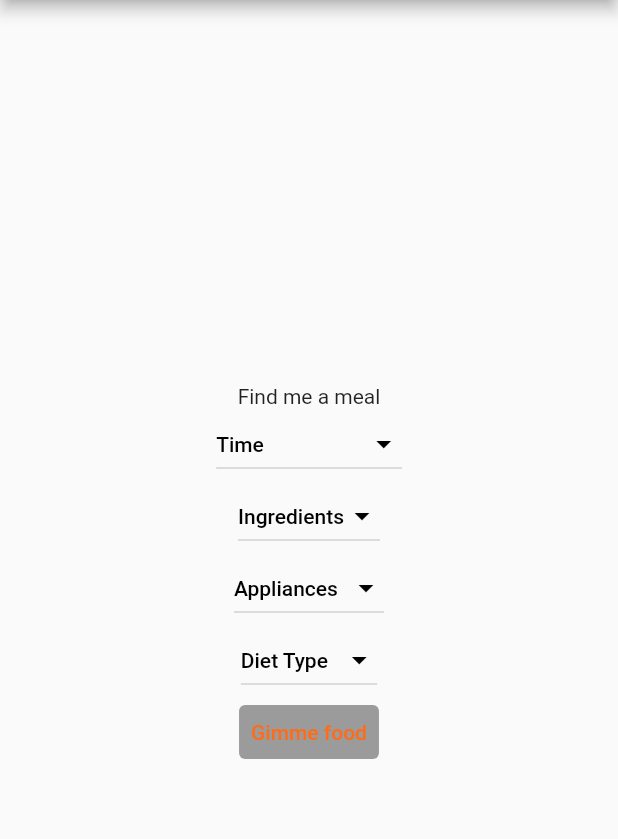
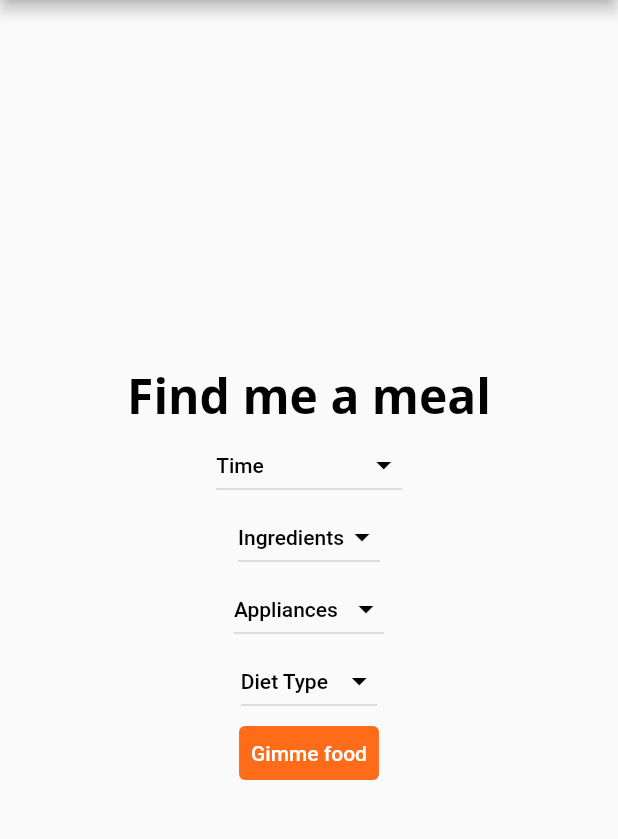
Before and after one commit to patsalcedo/Scrapz, a Flutter app: the screen it shows after launch, on a phone screen of 412 x 824 dp, the part 84-923 px from its top. Run offline on Flutter 3.47's test engine with Material 2 defaults, Android fonts, the phone set to English and light mode, and no system bars; our stand-ins replace fluttertoast, google_fonts.

```diff
--- a/lib/main.dart
+++ b/lib/main.dart
@@ -3,13 +3,15 @@ import 'package:scrapz/themes/scrapz_theme.dart';
 import 'package:scrapz/tinder_homepage.dart';
 import 'package:provider/provider.dart';
 import 'package:scrapz/provider/card_provider.dart';
+import 'themes/scrapz_theme_cl.dart';
 
 void main() {
-  runApp(const MyApp());
+  runApp(MyApp());
 }
 
 class MyApp extends StatelessWidget {
-  const MyApp({Key? key}) : super(key: key);
+  MyApp({Key? key}) : super(key: key);
+  final theme = ScrapzTheme.light();
 
   @override
   Widget build(BuildContext context) {
@@ -34,6 +36,7 @@ class MyHomePage extends StatefulWidget {
 }
 
 class _MyHomePageState extends State<MyHomePage> {
+  final theme = ScrapzTheme.light();
   String? _chosenValue1;
   String? _chosenValue2;
   String? _chosenValue3;
@@ -44,13 +47,18 @@ class _MyHomePageState extends State<MyHomePage> {
 
     return Scaffold(
       appBar: AppBar(
-        title: Text(widget.title),
+        title: Text(
+            widget.title,
+        ),
       ),
       body: Center(
         child: Column(
           mainAxisAlignment: MainAxisAlignment.center,
           children: <Widget>[
-            const Text('Find me a meal'),
+            Text(
+                'Find me a meal',
+              style: theme.textTheme.headline1,
+            ),
             DropdownButton<String>(
               focusColor: Colors.white,
               value: _chosenValue1,
@@ -186,9 +194,11 @@ class _MyHomePageState extends State<MyHomePage> {
                   MaterialPageRoute(builder: (context) => TinderHomepage()),
                 );
               },
-              child: const Text('Gimme food'),
+              child: const Text('Gimme food', style: TextStyle(
+                color: Colors.white,
+              )),
               style: ButtonStyle(
-                backgroundColor: MaterialStateProperty.all<Color>(Colors.black38),
+                backgroundColor: MaterialStateProperty.all<Color>(const Color(0xFFFE6C19)),
               ),
             ),
           ],
--- /dev/null
+++ b/lib/themes/scrapz_theme_cl.dart
@@ -0,0 +1,107 @@
+import 'package:flutter/material.dart';
+import 'package:google_fonts/google_fonts.dart';
+
+class ScrapzTheme {
+  // 1
+  static TextTheme lightTextTheme = TextTheme(
+    bodyText1: GoogleFonts.openSans(
+      fontSize: 14.0,
+      fontWeight: FontWeight.w700,
+      color: Colors.black,
+    ),
+    headline1: GoogleFonts.openSans(
+      fontSize: 32.0,
+      fontWeight: FontWeight.bold,
+      color: Colors.black,
+    ),
+    headline2: GoogleFonts.openSans(
+      fontSize: 21.0,
+      fontWeight: FontWeight.w700,
+      color: Colors.black,
+    ),
+    headline3: GoogleFonts.openSans(
+      fontSize: 16.0,
+      fontWeight: FontWeight.w600,
+      color: Colors.black,
+    ),
+    headline6: GoogleFonts.openSans(
+      fontSize: 20.0,
+      fontWeight: FontWeight.w600,
+      color: Colors.black,
+    ),
+  );
+
+  // 2
+  static TextTheme darkTextTheme = TextTheme(
+    bodyText1: GoogleFonts.openSans(
+      fontSize: 14.0,
+      fontWeight: FontWeight.w700,
+      color: Colors.white,
+    ),
+    headline1: GoogleFonts.openSans(
+      fontSize: 32.0,
+      fontWeight: FontWeight.bold,
+      color: Colors.white,
+    ),
+    headline2: GoogleFonts.openSans(
+      fontSize: 21.0,
+      fontWeight: FontWeight.w700,
+      color: Colors.white,
+    ),
+    headline3: GoogleFonts.openSans(
+      fontSize: 16.0,
+      fontWeight: FontWeight.w600,
+      color: Colors.white,
+    ),
+    headline6: GoogleFonts.openSans(
+      fontSize: 20.0,
+      fontWeight: FontWeight.w600,
+      color: Colors.white,
+    ),
+  );
+
+  // 3
+  static ThemeData light() {
+    return ThemeData(
+      brightness: Brightness.light,
+      checkboxTheme: CheckboxThemeData(
+        fillColor: MaterialStateColor.resolveWith(
+              (states) {
+            return Colors.black;
+          },
+        ),
+      ),
+      appBarTheme: const AppBarTheme(
+        foregroundColor: Colors.black,
+        backgroundColor: Colors.white,
+      ),
+      floatingActionButtonTheme: const FloatingActionButtonThemeData(
+        foregroundColor: Colors.white,
+        backgroundColor: Colors.black,
+      ),
+      bottomNavigationBarTheme: const BottomNavigationBarThemeData(
+        selectedItemColor: Colors.green,
+      ),
+      textTheme: lightTextTheme,
+    );
+  }
+
+  // 4
+  static ThemeData dark() {
+    return ThemeData(
+      brightness: Brightness.dark,
+      appBarTheme: AppBarTheme(
+        foregroundColor: Colors.white,
+        backgroundColor: Colors.grey[900],
+      ),
+      floatingActionButtonTheme: const FloatingActionButtonThemeData(
+        foregroundColor: Colors.white,
+        backgroundColor: Colors.green,
+      ),
+      bottomNavigationBarTheme: const BottomNavigationBarThemeData(
+        selectedItemColor: Colors.green,
+      ),
+      textTheme: darkTextTheme,
+    );
+  }
+}
--- a/pubspec.yaml
+++ b/pubspec.yaml
@@ -29,6 +29,7 @@ environment:
 dependencies:
   flutter:
     sdk: flutter
+  google_fonts: ^2.1.0
 
 
   # The following adds the Cupertino Icons font to your application.
@@ -36,6 +37,7 @@ dependencies:
   cupertino_icons: ^1.0.2
 
   provider: ^6.0.1
+  fluttertoast: ^8.0.8
 
 dev_dependencies:
   flutter_test:
```
Also changed, not shown: lib/components/recipe_card.dart (+32 -0 lines), lib/provider/card_provider.dart (+77 -1 lines), lib/tinder_homepage.dart (+11 -1 lines), pubspec.lock, 1 other file.
